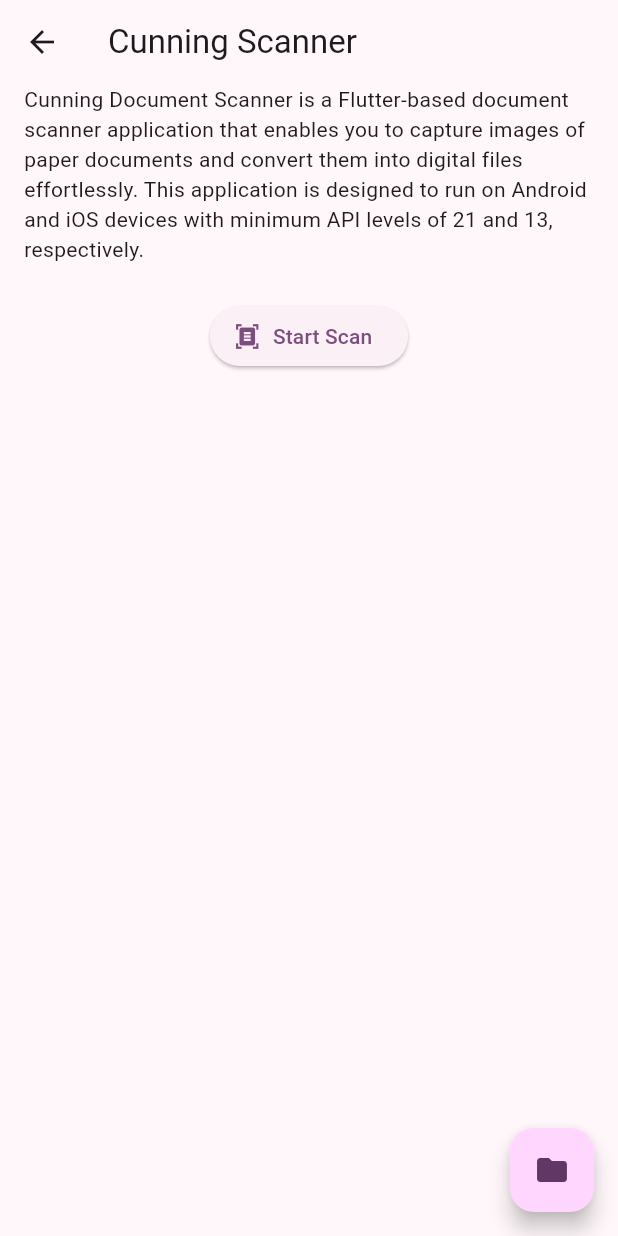
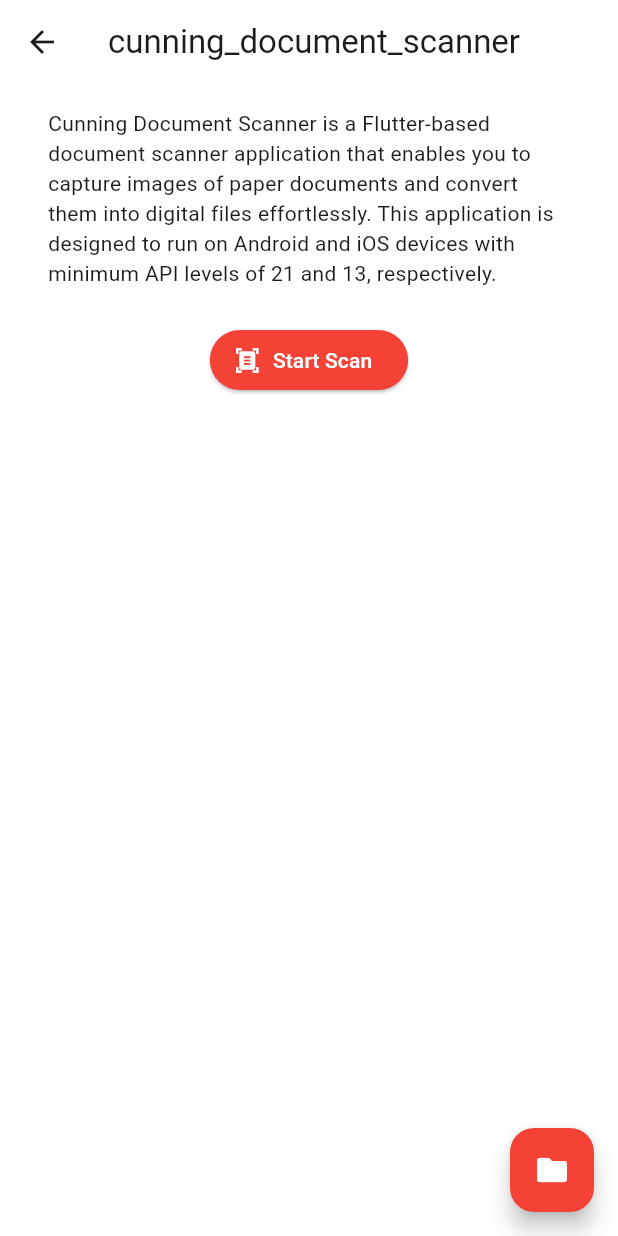
Before and after one commit to headintheclouds02/document_scan, a Flutter app: the screen it shows after launch, after a tap on "Cunning document scanner", on a phone screen of 412 x 824 dp. Run offline on Flutter 3.47's test engine with Material 3 defaults, Android fonts, the phone set to English and light mode, and no system bars; our stand-ins replace camera, go_router, open_filex, permission_handler; missing offline and left inert: cunning_document_scanner, flutter_doc_scanner, flutter_file_saver, flutter_pdfview.

Commit message:
minor fixes

```diff
--- a/lib/presentation/components/button/scan_button.dart
+++ b/lib/presentation/components/button/scan_button.dart
@@ -14,10 +14,7 @@ class ScanButton extends StatelessWidget {
 
   @override
   Widget build(BuildContext context) {
-    return SizedBox(
-      width: double.infinity,
-      height: 50,
-      child: ElevatedButton(
+    return ElevatedButton(
       onPressed: onPressed,
       style: ElevatedButton.styleFrom(
         backgroundColor: color,
@@ -26,6 +23,7 @@ class ScanButton extends StatelessWidget {
         shape: RoundedRectangleBorder(
           borderRadius: BorderRadius.circular(36),
         ),
+        padding: EdgeInsets.symmetric(horizontal: 64, vertical: 16),
       ),
       child: Text(
         text,
@@ -36,7 +34,6 @@ class ScanButton extends StatelessWidget {
           letterSpacing: 0.5,
         ),
       ),
-      ),
     );
   }
 }
--- a/lib/presentation/pages/home_page/home_page.dart
+++ b/lib/presentation/pages/home_page/home_page.dart
@@ -13,31 +13,37 @@ class _HomePageState extends State<HomePage> {
   @override
   Widget build(BuildContext context) {
     return Scaffold(
+      backgroundColor: Colors.white,
       appBar: AppBar(
         title: Text('Document Scanner Plugins Demo'),
-        backgroundColor: Colors.pink.shade50,
+        backgroundColor: Colors.white,
       ),
       body: Padding(
-        padding: const EdgeInsets.symmetric(horizontal: 32, vertical: 24),
+        padding: const EdgeInsets.symmetric(horizontal: 64, vertical: 24),
         child: Column(
+          mainAxisAlignment: MainAxisAlignment.center,
           crossAxisAlignment: CrossAxisAlignment.center,
+          spacing: 20,
           children: [
             Text(
-              'Questo progetto dimostra diversi plugin Flutter per la scansione di documenti.',
+              'This project shows two open source plugins, cunning_document_scanner and flutter_doc_scanner_local, which has similar behaviour',
               textAlign: TextAlign.center,
               style: TextStyle(fontSize: 18),
             ),
             SizedBox(height: 40),
+
+            Text('Try cunning_document_scanner here'),
             ScanButton(
               text: 'Cunning document scanner',
               onPressed: () => context.push("/cunningScanner"),
-              color: Colors.pink,
+              color: Colors.red,
             ),
             SizedBox(height: 20),
+            Text('Try flutter_doc_scanner_local here'),
             ScanButton(
-              text: 'Custom document scanner',
-              onPressed: () => context.push("/customScanner"),
-              color: Colors.pinkAccent,
+              text: 'flutter doc scanner',
+              onPressed: () => context.push("/flutterDocScanner"),
+              color: Colors.redAccent,
             ),
           ],
         ),
--- a/lib/presentation/pages/plugins/cunning_scanner/cunning_scanner_page.dart
+++ b/lib/presentation/pages/plugins/cunning_scanner/cunning_scanner_page.dart
@@ -53,9 +53,7 @@ class _CunningScannerPageState extends State<CunningScannerPage> {
 
   void _showNoScanMessage() {
     ScaffoldMessenger.of(context).showSnackBar(
-      const SnackBar(
-        content: Text('Nessuna scansione effettuata'),
-      ),
+      const SnackBar(content: Text('Nessuna scansione effettuata')),
     );
   }
 
@@ -66,19 +64,27 @@ class _CunningScannerPageState extends State<CunningScannerPage> {
   @override
   Widget build(BuildContext context) {
     return Scaffold(
-      appBar: AppBar(title: Text("Cunning Scanner")),
+      backgroundColor: Colors.white,
+      appBar: AppBar(
+        title: Text("cunning_document_scanner"),
+        backgroundColor: Colors.white,
+      ),
       body: Padding(
-        padding: const EdgeInsets.symmetric(horizontal: 16),
+        padding: const EdgeInsets.symmetric(horizontal: 32, vertical: 16),
         child: Column(
           children: [
             Text(
               'Cunning Document Scanner is a Flutter-based document scanner application that enables you to capture images of paper documents and convert them into digital files effortlessly. This application is designed to run on Android and iOS devices with minimum API levels of 21 and 13, respectively.',
             ),
-            SizedBox(height: 24,),
+            SizedBox(height: 24),
             ElevatedButton.icon(
               icon: Icon(Icons.document_scanner),
               label: Text("Start Scan"),
               onPressed: _startScan,
+              style: ElevatedButton.styleFrom(
+                backgroundColor: Colors.red,
+                foregroundColor: Colors.white,
+              ),
             ),
           ],
         ),
@@ -86,6 +92,8 @@ class _CunningScannerPageState extends State<CunningScannerPage> {
 
       floatingActionButton: FloatingActionButton(
         onPressed: _openSavedScans,
+        backgroundColor: Colors.red,
+        foregroundColor: Colors.white,
         child: Icon(Icons.folder),
       ),
     );
--- a/lib/utils/cunning_scanner_service.dart
+++ b/lib/utils/cunning_scanner_service.dart
@@ -4,7 +4,7 @@ class CunningScannerService {
   Future<List<String>?> scanDocuments() async {
     try {
       final images = await CunningDocumentScanner.getPictures(
-        isGalleryImportAllowed: false,
+        isGalleryImportAllowed: true,
         iosScannerOptions: IosScannerOptions(
           imageFormat: IosImageFormat.jpg,
           jpgCompressionQuality: 0.5,
--- a/lib/utils/routers.dart
+++ b/lib/utils/routers.dart
@@ -1,12 +1,12 @@
 import 'package:camera/camera.dart';
-import 'package:document_scanner_project/presentation/pages/custom/custom_scanner/camera_page.dart';
-import 'package:document_scanner_project/presentation/pages/custom/custom_scanner/custom_preview_page.dart';
-import 'package:document_scanner_project/presentation/pages/custom/custom_scanner/custom_scanner_page.dart';
 import 'package:document_scanner_project/presentation/pages/home_page/home_page.dart';
 import 'package:document_scanner_project/presentation/pages/plugins/cunning_scanner/cunning_preview_page.dart';
 import 'package:document_scanner_project/presentation/pages/plugins/cunning_scanner/cunning_saved_scans_page.dart';
 import 'package:document_scanner_project/presentation/pages/plugins/cunning_scanner/cunning_scanner_page.dart';
+import 'package:document_scanner_project/presentation/pages/plugins/flutter_scanner/flutter_scanner_page.dart';
 import 'package:go_router/go_router.dart';
+
+import '../presentation/pages/plugins/flutter_scanner/flutter_preview_page.dart';
 
 class AppRouter {
   final List<CameraDescription> cameras;
@@ -40,31 +40,21 @@ class AppRouter {
       GoRoute(
         path: '/cunningSavedScans',
         name: '/cunningSavedScans',
-        builder: (context, state) => CunningSavedScansPage(),
+        builder: (context, state) => CunningSavedScansPage()
       ),
 
       GoRoute(
-        path: '/customScanner',
-        name: '/customScanner',
-        builder: (context, state) => CustomScannerPage(cameras: cameras),
+        path: '/flutterDocScanner',
+        name: '/flutterDocScanner',
+        builder: (context, state) => FlutterScannerPage(),
       ),
 
       GoRoute(
-        path: '/camera',
-        name: '/camera',
-        builder: (context, state) => CameraPage(cameras: cameras),
-      ),
-
-      GoRoute(
-        path: '/previewCustom',
-        name: '/previewCustom',
+        path: '/flutterPreviewPage',
+        name: '/flutterPreviewPage',
         builder: (context, state) {
-          final extra = state.extra as Map<String, dynamic>;
-
-          return CustomPreviewPage(
-            imagePath: extra['imagePath'],
-            onSave: extra['onSave'],
-          );
+          final pdfPath = state.extra as String;
+          return FlutterPreviewPage(pdfPath: pdfPath);
         },
       ),
     ],
--- a/pubspec.yaml
+++ b/pubspec.yaml
@@ -21,13 +21,11 @@ dependencies:
   open_filex: ^4.3.4
   flutter_file_saver: ^0.9.0
   permission_handler: ^12.0.1
-  flutter_doc_scanner: ^0.0.18
+  flutter_doc_scanner: ^0.0.17
   camera: ^0.12.0
   image: ^4.5.4
   share_plus: ^12.0.1
-
-
-
+  flutter_pdfview: ^1.4.4
 
 dev_dependencies:
   flutter_test:
```
Also changed, not shown: lib/presentation/pages/custom/custom_scanner/camera_page.dart (deleted, +0 -134 lines), lib/presentation/pages/custom/custom_scanner/custom_preview_page.dart (deleted, +0 -19 lines), lib/presentation/pages/custom/custom_scanner/custom_scanner_page.dart (deleted, +0 -144 lines), lib/presentation/pages/plugins/cunning_scanner/cunning_preview_page.dart (+39 -17 lines), lib/presentation/pages/plugins/cunning_scanner/cunning_saved_scans_page.dart (+6 -3 lines), lib/presentation/pages/plugins/flutter_scanner/flutter_preview_page.dart (+96 -0 lines), lib/presentation/pages/plugins/flutter_scanner/flutter_scanner_page.dart (+69 -1 lines), lib/presentation/pages/plugins/flutter_scanner/flutter_saved_scans_page.dart (deleted), lib/utils/flutter_doc_scanner_service.dart (deleted), pubspec.lock, 25 other files. Lines whose indentation alone changed are shown as unchanged.
